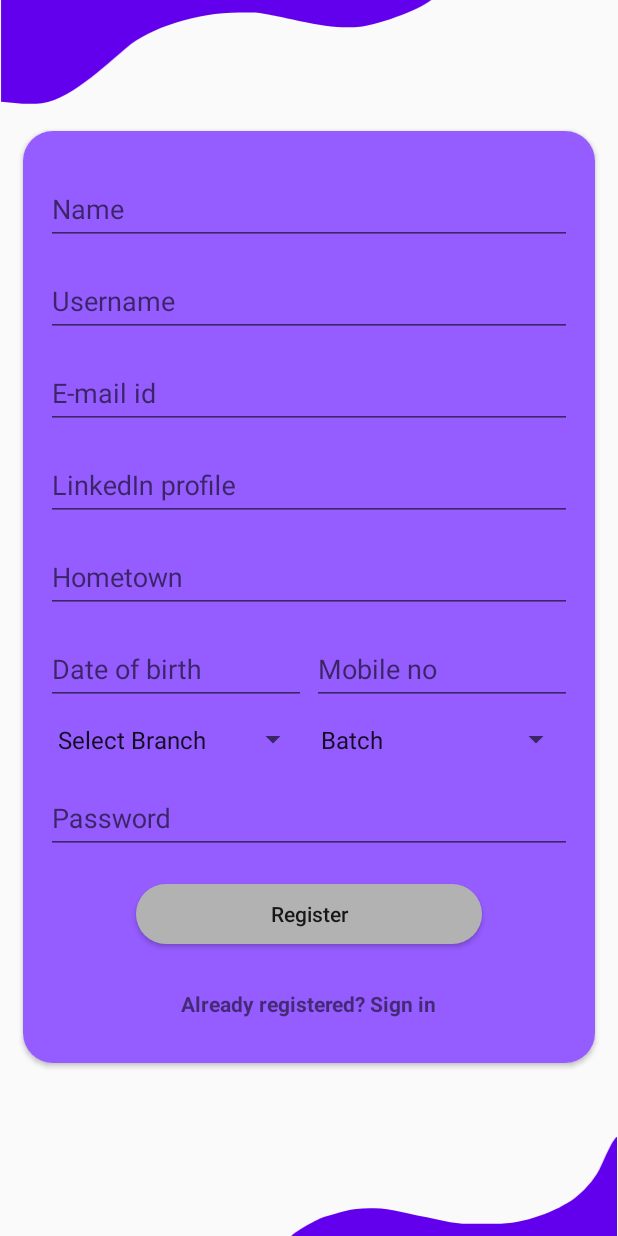
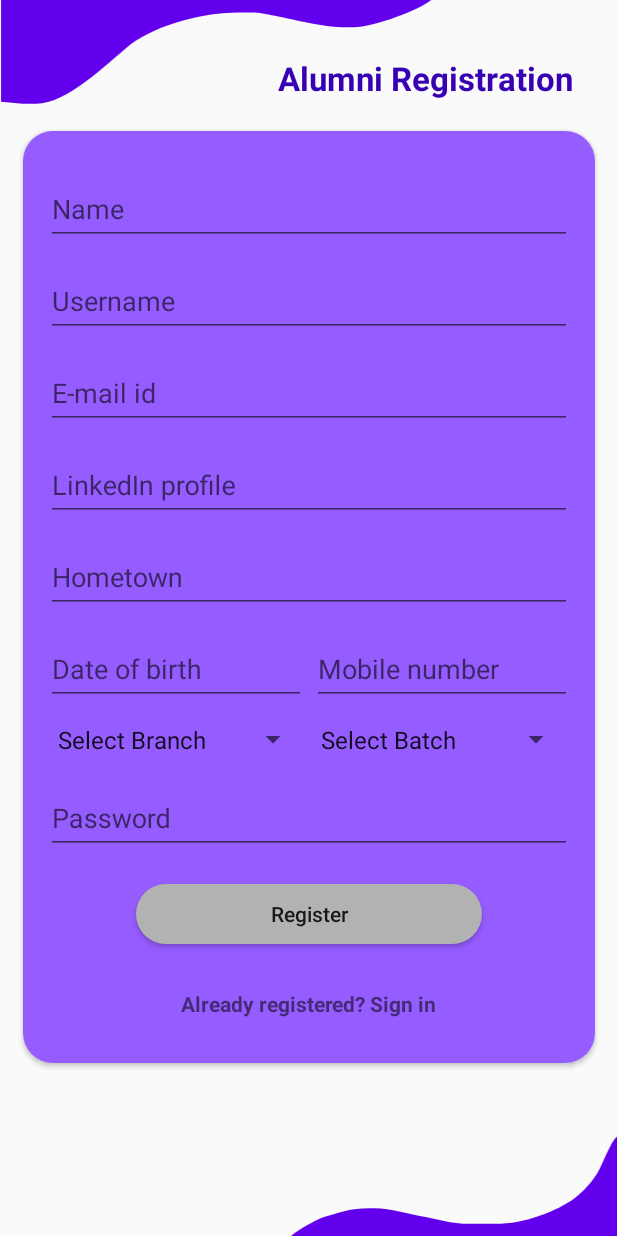
Before and after one commit to anantbharti/AlumniNITJsr, an Android app: the screen it shows after launch (MainActivity), after a tap on "New user? Sign up", on a phone screen of 412 x 824 dp. Run offline under Robolectric (Android 15) with nearby library versions, the phone set to English and light mode, and no system bars; our stand-ins replace CircleImageView.

Commit message:
Login implemented and updated UI

```diff
--- a/app/src/main/java/com/example/alumninitjsr/fragments/SignUp.java
+++ b/app/src/main/java/com/example/alumninitjsr/fragments/SignUp.java
@@ -21,6 +21,7 @@ import android.view.LayoutInflater;
 import android.view.View;
 import android.view.ViewGroup;
 import android.widget.ArrayAdapter;
+import android.widget.Button;
 import android.widget.DatePicker;
 import android.widget.EditText;
 import android.widget.LinearLayout;
@@ -44,18 +45,16 @@ import static android.content.ContentValues.TAG;
 public class SignUp extends Fragment {
 
     TextView signIn;
-    EditText regDob;
+    EditText regDob,regName,regUsername,regEmail,regLinkedIn,regHometown,regMobNo,regPwd;
     private DatePickerDialog.OnDateSetListener mDateSetListener;
-    private Spinner spinner,batchSpinner;
-
+    private Spinner branchSpinner,batchSpinner;
+    Button register;
+    static String rDob,rName,rUsername,rEmail,rLinkedIn,rHometown,rMobNo,rBranch,rBatch,rPwd;
     public SignUp() {
-
     }
-
     @Override
     public void onCreate(Bundle savedInstanceState) {
         super.onCreate(savedInstanceState);
-
     }
 
     @Override
@@ -93,15 +92,95 @@ public class SignUp extends Fragment {
             }
         };
 
+        register.setOnClickListener(new View.OnClickListener() {
+            @Override
+            public void onClick(View view) {
+                if(validFields()){
+                    if(validUsername()){
+                        Toast.makeText(getContext(),"Registering...",Toast.LENGTH_SHORT).show();
+                    }else{
+                        Toast.makeText(getContext(),"Username already exists! Change username",Toast.LENGTH_SHORT).show();
+                    }
+                }else{
+                    Toast.makeText(getContext(),"Fill all the details!",Toast.LENGTH_SHORT);
+                }
+            }
+        });
 
         return  view;
+    }
+
+    private boolean validUsername(){
+        return true;
+    }
+
+    private boolean validFields(){
+        rName=regName.getText().toString().trim();
+        if(rName.isEmpty()){
+            Toast.makeText(getContext(),"Enter name!",Toast.LENGTH_SHORT).show();
+            return false;
+        }
+        rUsername=regUsername.getText().toString().trim();
+        if(rUsername.isEmpty()){
+            Toast.makeText(getContext(),"Enter username!",Toast.LENGTH_SHORT).show();
+            return false;
+        }
+        rEmail=regEmail.getText().toString().trim();
+        if(rEmail.isEmpty()){
+            Toast.makeText(getContext(),"Enter e-mail id!",Toast.LENGTH_SHORT).show();
+            return false;
+        }
+        rLinkedIn=regLinkedIn.getText().toString().trim();
+        if(rLinkedIn.isEmpty()){
+            Toast.makeText(getContext(),"Enter linkedIn profile!",Toast.LENGTH_SHORT).show();
+            return false;
+        }
+        rHometown=regHometown.getText().toString().trim();
+        if(rHometown.isEmpty()){
+            Toast.makeText(getContext(),"Enter hometown!",Toast.LENGTH_SHORT).show();
+            return false;
+        }
+        rDob=regDob.getText().toString().trim();
+        if(rDob.isEmpty()){
+            Toast.makeText(getContext(),"Enter date of birth!",Toast.LENGTH_SHORT).show();
+            return false;
+        }
+        rMobNo=regMobNo.getText().toString().trim();
+        if(rMobNo.isEmpty()){
+            Toast.makeText(getContext(),"Enter mobile number!",Toast.LENGTH_SHORT).show();
+            return false;
+        }
+        rBranch=branchSpinner.getSelectedItem().toString().trim();
+        if(rBranch.equals("Select Branch")){
+            Toast.makeText(getContext(),"Select branch!",Toast.LENGTH_SHORT).show();
+            return false;
+        }
+        rBatch=batchSpinner.getSelectedItem().toString().trim();
+        if(rBatch.equals("Select Batch")){
+            Toast.makeText(getContext(),"Select batch!",Toast.LENGTH_SHORT).show();
+            return false;
+        }
+        rPwd=regPwd.getText().toString().trim();
+        if(rPwd.isEmpty()){
+            Toast.makeText(getContext(),"Enter password!",Toast.LENGTH_SHORT).show();
+            return false;
+        }
+        return true;
     }
 
     private void setUpViews(View view){
         signIn=view.findViewById(R.id.sign_in_btn);
         regDob=view.findViewById(R.id.reg_dob);
-        spinner = view.findViewById(R.id.select_branch);
+        branchSpinner = view.findViewById(R.id.select_branch);
         batchSpinner=view.findViewById(R.id.select_batch);
+        regName=view.findViewById(R.id.reg_name);
+        regUsername=view.findViewById(R.id.reg_username);
+        regEmail=view.findViewById(R.id.reg_email);
+        regLinkedIn=view.findViewById(R.id.reg_linkedIn_profile);
+        regHometown=view.findViewById(R.id.reg_hometown);
+        regMobNo=view.findViewById(R.id.reg_mob_no);
+        regPwd=view.findViewById(R.id.reg_password);
+        register=view.findViewById(R.id.btn_register);
     }
 
     private void setSpinner(){
@@ -118,10 +197,10 @@ public class SignUp extends Fragment {
         ArrayAdapter<String> dataAdapter;
         dataAdapter=new ArrayAdapter<String>(getContext(),android.R.layout.simple_spinner_item,branches);
         dataAdapter.setDropDownViewResource(android.R.layout.simple_spinner_dropdown_item);
-        spinner.setAdapter(dataAdapter);
+        branchSpinner.setAdapter(dataAdapter);
 
         List<String> list = new ArrayList<>();
-        list.add(0,"Batch");
+        list.add(0,"Select Batch");
         for(int i=1960;i<=2021;i++){
             list.add(""+i);
         }
--- a/app/src/main/res/layout/fragment_sign_up.xml
+++ b/app/src/main/res/layout/fragment_sign_up.xml
@@ -23,6 +23,18 @@
         android:id="@+id/vec_bottom"
         android:layout_alignParentBottom="true"
         android:src="@drawable/ic_bottom_vector"/>
+
+    <TextView
+        android:layout_width="wrap_content"
+        android:layout_height="wrap_content"
+        android:textStyle="bold"
+        android:textColor="@color/colorPrimaryDark"
+        android:layout_marginRight="30dp"
+        android:layout_above="@id/reg_scroll_view"
+        android:textSize="22sp"
+        android:layout_alignParentRight="true"
+        android:layout_marginBottom="5dp"
+        android:text="Alumni Registration"/>
 
     <ScrollView
         android:layout_width="match_parent"
@@ -82,6 +94,7 @@
                         android:layout_width="match_parent"
                         android:layout_height="wrap_content"
                         android:hint="E-mail id"
+                        android:id="@+id/reg_email"
                         android:inputType="textEmailAddress" />
                 </com.google.android.material.textfield.TextInputLayout>
 
@@ -140,7 +153,7 @@
                         <EditText
                             android:layout_width="match_parent"
                             android:layout_height="wrap_content"
-                            android:hint="Mobile no"
+                            android:hint="Mobile number"
                             android:id="@+id/reg_mob_no"
                             android:inputType="number" />
                     </com.google.android.material.textfield.TextInputLayout>
```
